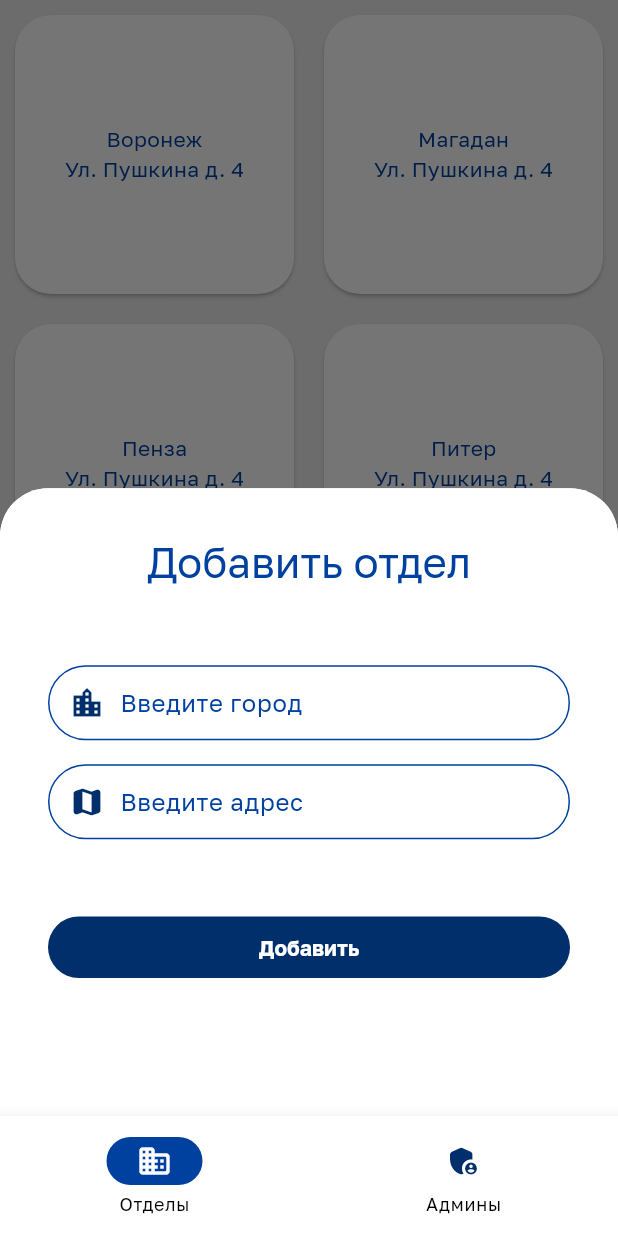
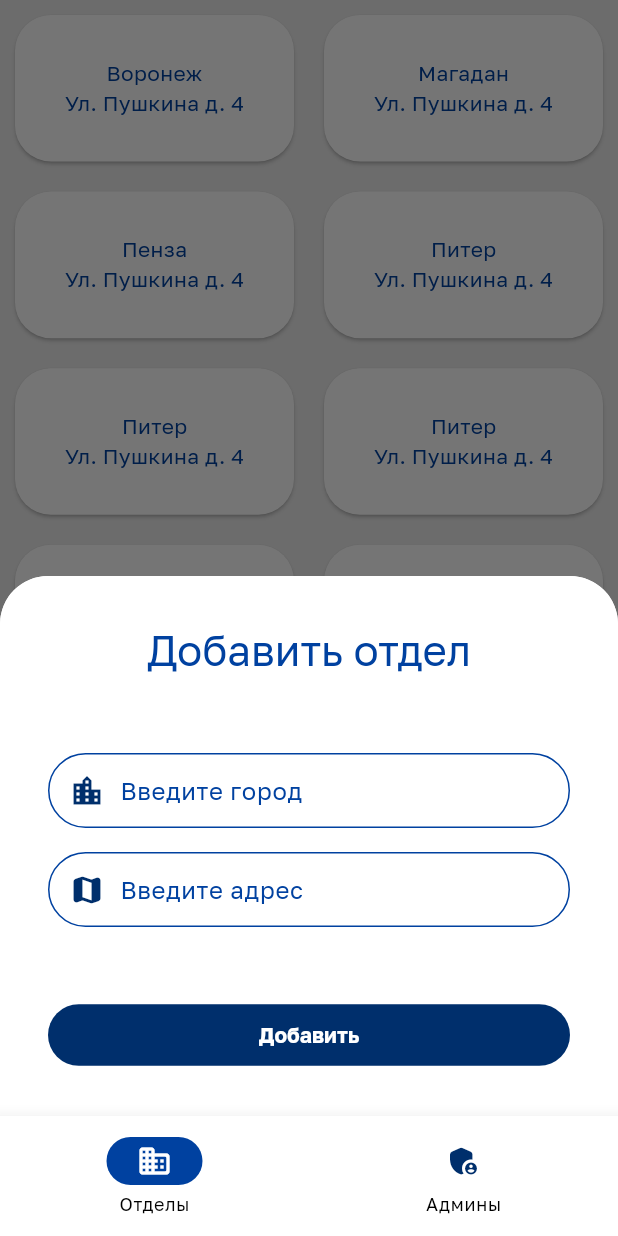
Before and after one commit to StasShevchenko/ParkingCalendar, a Flutter app: the OfficesListPage screen opened by its route, after a tap on the "add" icon, on a phone screen of 412 x 824 dp. Run offline on Flutter 3.47's test engine with Material 2 defaults, Android fonts, the phone set to English and light mode, and no system bars; our stand-ins replace flutter_svg, go_router, table_calendar.

Commit message:
Offices page was refactored

```diff
--- a/lib/data/models/admins.dart
+++ b/lib/data/models/admins.dart
@@ -7,30 +7,30 @@ class Admin {
 }
 
 List<Admin> admins = [
-  Admin("Юля", ofisi[0]),
-  Admin("Олег", ofisi[1]),
-  Admin("Катя", ofisi[2]),
-  Admin("Вика", ofisi[3]),
-  Admin("ДИМАНОИД", ofisi[4]),
-  Admin("Катя", ofisi[5]),
-  Admin("Дима", ofisi[6]),
-  Admin("Катя", ofisi[7]),
-  Admin("Дима", ofisi[8]),
-  Admin("Катя", ofisi[9]),
-  Admin("Дима", ofisi[10]),
-  Admin("Катя", ofisi[11]),
-  Admin("Дима", ofisi[12]),
-  Admin("Катя", ofisi[13]),
-  Admin("Дима", ofisi[14]),
-  Admin("Катя", ofisi[15]),
-  Admin("Дима", ofisi[16]),
-  Admin("Катя", ofisi[17]),
-  Admin("Дима", ofisi[18]),
-  Admin("Катя", ofisi[19]),
-  Admin("Дима", ofisi[20]),
-  Admin("Катя", ofisi[21]),
-  Admin("Иван", ofisi[22]),
-  Admin("Любит", ofisi[23]),
-  Admin("Говна", ofisi[24]),
-  Admin("ПёЁтер", ofisi[25]),
+  Admin("Юля", offices[0]),
+  Admin("Олег", offices[1]),
+  Admin("Катя", offices[2]),
+  Admin("Вика", offices[3]),
+  Admin("ДИМАНОИД", offices[4]),
+  Admin("Катя", offices[5]),
+  Admin("Дима", offices[6]),
+  Admin("Катя", offices[7]),
+  Admin("Дима", offices[8]),
+  Admin("Катя", offices[9]),
+  Admin("Дима", offices[10]),
+  Admin("Катя", offices[11]),
+  Admin("Дима", offices[12]),
+  Admin("Катя", offices[13]),
+  Admin("Дима", offices[14]),
+  Admin("Катя", offices[15]),
+  Admin("Дима", offices[16]),
+  Admin("Катя", offices[17]),
+  Admin("Дима", offices[18]),
+  Admin("Катя", offices[19]),
+  Admin("Дима", offices[20]),
+  Admin("Катя", offices[21]),
+  Admin("Иван", offices[22]),
+  Admin("Любит", offices[23]),
+  Admin("Говна", offices[24]),
+  Admin("ПёЁтер", offices[25]),
 ];
--- a/lib/data/models/offices.dart
+++ b/lib/data/models/offices.dart
@@ -1,10 +1,10 @@
 class Office {
-  final String? name, adress;
+  final String? name, address;
 
-  Office(this.name, this.adress);
+  Office(this.name, this.address);
 }
 
-List<Office> ofisi = [
+List<Office> offices = [
   Office("Воронеж", "Ул. Пушкина д. 4"),
   Office("Магадан", "Ул. Пушкина д. 4"),
   Office("Пенза", "Ул. Пушкина д. 4"),
--- a/lib/main.dart
+++ b/lib/main.dart
@@ -23,7 +23,7 @@ class MyApp extends StatelessWidget {
       debugShowCheckedModeBanner: false,
       title: 'Flutter Demo',
       theme: appTheme(),
-      routerConfig: goRouter(),
+      routerConfig: goRouter,
       builder: (context, child) {
         return MediaQuery(
           data: MediaQuery.of(context).copyWith(textScaleFactor: 1.0),
--- a/lib/presentation/navigation/router.dart
+++ b/lib/presentation/navigation/router.dart
@@ -12,7 +12,7 @@ import '../../assets/colors/app_colors.dart';
 
 final _rootNavigatorKey = GlobalKey<NavigatorState>();
 
-goRouter() =>
+final goRouter =
     GoRouter(
       initialLocation: AppRoutes.initial,
       navigatorKey: _rootNavigatorKey,
--- a/lib/presentation/pages/super_admin/admins_list_page.dart
+++ b/lib/presentation/pages/super_admin/admins_list_page.dart
@@ -1,14 +1,15 @@
 import 'package:flutter/material.dart';
 import 'package:parking_project/data/models/admins.dart';
 import 'package:parking_project/data/models/offices.dart';
-import 'package:parking_project/data/models/text_fields.dart';
+import 'package:parking_project/presentation/pages/super_admin/components/text_fields.dart';
+import 'package:parking_project/presentation/pages/super_admin/components/offices_alert_dialog.dart';
 import 'package:parking_project/presentation/pages/super_admin/components/office_card_component.dart';
-import 'package:parking_project/presentation/pages/super_admin/components/show_modal_alert.dart';
-import 'package:parking_project/presentation/pages/super_admin/components/show_modal_bottomsheet.dart';
 import 'package:parking_project/presentation/pages/super_admin/components/text_field_widget.dart';
+import 'package:parking_project/presentation/ui_kit/bottom_sheet/show_app_bottom_sheet.dart';
 import 'package:parking_project/presentation/ui_kit/responsive_widget.dart';
 
 import '../../../assets/colors/app_colors.dart';
+import 'components/bottom_sheet_content.dart';
 
 class AdminsListPage extends StatefulWidget {
   const AdminsListPage({super.key});
@@ -53,12 +54,24 @@ class _AdminsListPageState extends State<AdminsListPage> {
       floatingActionButton: FloatingActionButton(
         onPressed: () => {
           ResponsiveWidget.isSmallScreen(context)
-              ? displayBottomSheet(context, "Добавить админа", addAdmin, ofisi)
-              : displayDialog(context, "Добавить админа", addAdmin, ofisi)
+              ? showAppBottomSheet(
+                  context,
+                  BottomSheetContent(
+                      title: "Добавить админа",
+                      textFieldsData: adminFieldsData,
+                      offices: offices),
+                )
+              : showDialog(
+                  context: context,
+                  builder: (context) => OfficesAlertDialog(
+                        title: 'Добавить админа',
+                        textFieldsData: adminFieldsData,
+                        offices: offices,
+                      ))
         },
-        child: const Icon(Icons.add),
         shape: const RoundedRectangleBorder(
             borderRadius: BorderRadius.all(Radius.circular(32.0))),
+        child: const Icon(Icons.add),
       ),
     );
   }
@@ -84,9 +97,9 @@ class _GridItemWidget extends StatelessWidget {
                 (MediaQuery.of(context).size.height / aspectRatioSize),
           ),
           itemBuilder: (context, index) {
-            return OfficeCardComponent(
+            return OfficesGridItem(
               name: admins[index].name,
-              adress: admins[index].office.name,
+              address: admins[index].office.name,
             );
           }),
     );
--- /dev/null
+++ b/lib/presentation/pages/super_admin/components/bottom_sheet_content.dart
@@ -0,0 +1,86 @@
+import 'package:flutter/material.dart';
+import 'package:parking_project/data/models/offices.dart';
+import 'package:parking_project/presentation/pages/super_admin/components/text_fields.dart';
+import 'package:parking_project/presentation/pages/super_admin/components/text_field_widget.dart';
+
+class BottomSheetContent extends StatefulWidget {
+  final List<TextFieldsData> textFieldsData;
+  final List<Office>? offices;
+
+  final String title;
+
+  const BottomSheetContent({
+    super.key,
+    required this.title,
+    required this.textFieldsData,
+    this.offices,
+  });
+
+  @override
+  State<BottomSheetContent> createState() => _BottomSheetContentState();
+}
+
+class _BottomSheetContentState extends State<BottomSheetContent> {
+  Office? selectedItem;
+
+  @override
+  void initState() {
+    super.initState();
+    selectedItem = widget.offices?[0];
+  }
+
+  @override
+  Widget build(BuildContext context) {
+    return SingleChildScrollView(
+      child: Padding(
+        padding: const EdgeInsets.all(32.0),
+        child: Column(
+          crossAxisAlignment: CrossAxisAlignment.stretch,
+          children: [
+            Text(
+              widget.title,
+              style: Theme.of(context).textTheme.titleLarge,
+              textAlign: TextAlign.center,
+            ),
+            const SizedBox(
+              height: 50,
+            ),
+            Column(
+              children: widget.textFieldsData
+                  .map((data) => [
+                        TextFieldWidget(icon: data.icon, label: data.text),
+                        const SizedBox(
+                          height: 16,
+                        )
+                      ])
+                  .expand((element) => element)
+                  .toList(),
+            ),
+            if (widget.offices != null)
+              DropdownButton(
+                menuMaxHeight: 400,
+                items: widget.offices?.map((e) {
+                  return DropdownMenuItem(
+                    value: e,
+                    child: Text(
+                      e.name.toString(),
+                    ),
+                  );
+                }).toList(),
+                value: selectedItem,
+                onChanged: (Object? value) {
+                  setState(() {
+                    selectedItem = value as Office?;
+                  });
+                },
+              ),
+            const SizedBox(
+              height: 34,
+            ),
+            ElevatedButton(onPressed: () {}, child: const Text('Добавить')),
+          ],
+        ),
+      ),
+    );
+  }
+}
--- a/lib/presentation/pages/super_admin/components/create_bottom_widget.dart
+++ /dev/null
@@ -1,103 +0,0 @@
-import 'package:flutter/material.dart';
-import 'package:parking_project/data/models/offices.dart';
-import 'package:parking_project/data/models/text_fields.dart';
-import 'package:parking_project/presentation/pages/super_admin/components/text_field_widget.dart';
-
-class CreateBottomWidget extends StatefulWidget {
-  List<TextFieldsData> listAdd;
-  List<Office>? of;
-
-  final String nameOfBottom;
-  CreateBottomWidget(
-      {super.key, required this.nameOfBottom, required this.listAdd, this.of});
-
-  @override
-  State<CreateBottomWidget> createState() => _CreateBottomWidgetState();
-}
-
-class _CreateBottomWidgetState extends State<CreateBottomWidget> {
-  Office? selectedItem;
-  @override
-  void initState() {
-    super.initState();
-    selectedItem = widget.of?[0];
-  }
-
-  @override
-  Widget build(BuildContext context) {
-    return SingleChildScrollView(
-      child: Padding(
-        padding: const EdgeInsets.all(32.0),
-        child: Column(
-          crossAxisAlignment: CrossAxisAlignment.stretch,
-          children: [
-            Text(
-              widget.nameOfBottom,
-              style: Theme.of(context).textTheme.titleLarge,
-              textAlign: TextAlign.center,
-            ),
-            const SizedBox(
-              height: 50,
-            ),
-            _ListMapWidget(list: widget.listAdd),
-            widget.of == null
-                ? SizedBox()
-                : DropdownButton(
-                    menuMaxHeight: 400,
-                    items: widget.of?.map((e) {
-                      return DropdownMenuItem(
-                          value: e, child: Text(e.name.toString()));
-                    }).toList(),
-                    value: selectedItem,
-                    onChanged: (Object? value) {
-                      setState(() {
-                        selectedItem = value as Office?;
-                      });
-                    },
-                  ),
-            const SizedBox(
-              height: 34,
-            ),
-            ElevatedButton(onPressed: () {}, child: const Text('Добавить')),
-          ],
-        ),
-      ),
-    );
-  }
-}
-
-class _ListMapWidget extends StatelessWidget {
-  final List<TextFieldsData> list;
-  const _ListMapWidget({super.key, required this.list});
-
-  @override
-  Widget build(BuildContext context) {
-    return Container(
-      color: Colors.white,
-      width: double.infinity,
-      child: Column(
-        children: list.map((data) => _TextSizedWidget(data: data)).toList(),
-      ),
-    );
-  }
-}
-
-class _TextSizedWidget extends StatelessWidget {
-  final TextFieldsData data;
-  const _TextSizedWidget({super.key, required this.data});
-
-  @override
-  Widget build(BuildContext context) {
-    return Column(
-      children: [
-        TextFieldWidget(
-          icon: data.icon,
-          label: data.text,
-        ),
-        SizedBox(
-          height: 16,
-        ),
-      ],
-    );
-  }
-}
--- a/lib/presentation/pages/super_admin/components/office_card_component.dart
+++ b/lib/presentation/pages/super_admin/components/office_card_component.dart
@@ -2,28 +2,29 @@ import 'package:flutter/material.dart';
 
 import '../../../../assets/colors/app_colors.dart';
 
-class OfficeCardComponent extends StatefulWidget {
+class OfficesGridItem extends StatefulWidget {
   final String? name;
-  final String? adress;
-  const OfficeCardComponent({super.key, this.name, this.adress});
+  final String? address;
+  const OfficesGridItem({super.key, this.name, this.address});
 
   @override
-  State<OfficeCardComponent> createState() => OfficeCardComponentState();
+  State<OfficesGridItem> createState() => OfficesGridItemState();
 }
 
-class OfficeCardComponentState extends State<OfficeCardComponent> {
+class OfficesGridItemState extends State<OfficesGridItem> {
   @override
   Widget build(BuildContext context) {
     return Card(
       color: AppColors.primaryWhite,
-      margin: EdgeInsets.all(10),
+      surfaceTintColor: AppColors.primaryWhite,
+      margin: const EdgeInsets.all(10),
       clipBehavior: Clip.antiAlias,
       shape: RoundedRectangleBorder(borderRadius: BorderRadius.circular(24)),
       child: Column(
         mainAxisAlignment: MainAxisAlignment.center,
         children: [
           Text(widget.name.toString()),
-          Text(widget.adress.toString()),
+          Text(widget.address.toString()),
         ],
       ),
     );
--- a/lib/presentation/pages/super_admin/components/show_modal_bottomsheet.dart
+++ /dev/null
@@ -1,38 +0,0 @@
-import 'package:flutter/material.dart';
-import 'package:parking_project/data/models/offices.dart';
-import 'package:parking_project/data/models/text_fields.dart';
-import 'package:parking_project/presentation/pages/super_admin/components/create_bottom_widget.dart';
-
-import '../../../../assets/colors/app_colors.dart';
-Future displayBottomSheet(
-    BuildContext context, String nameOfBottom, List<TextFieldsData> list,
-    [List<Office>? of]) {
-  return showModalBottomSheet(
-      context: context,
-      backgroundColor: AppColors.primaryWhite,
-      shape: const RoundedRectangleBorder(
-          borderRadius: BorderRadius.vertical(top: Radius.circular(32))),
-      builder: (context) => Column(
-            children: [
-              Expanded(
-                flex: 3,
-                child: Container(
-                  height: double.maxFinite,
-                  width: double.maxFinite,
-                  decoration: const BoxDecoration(
-                    color: Colors.white,
-                    borderRadius: BorderRadius.only(
-                      topLeft: Radius.circular(32),
-                      topRight: Radius.circular(32),
-                    ),
-                  ),
-                  child: CreateBottomWidget(
-                    nameOfBottom: nameOfBottom,
-                    listAdd: list,
-                    of: of,
-                  ),
-                ),
-              )
-            ],
-          ));
-}
--- a/lib/presentation/pages/super_admin/components/text_field_widget.dart
+++ b/lib/presentation/pages/super_admin/components/text_field_widget.dart
@@ -15,7 +15,7 @@ class TextFieldWidget extends StatelessWidget {
       decoration: InputDecoration(
           prefixIconColor: AppColors.primaryBlue,
           prefixIcon: Padding(
-            padding: EdgeInsets.only(
+            padding: const EdgeInsets.only(
               left: 8.0,
             ),
             child: Icon(icon),
--- a/lib/data/models/text_fields.dart
+++ b/lib/presentation/pages/super_admin/components/text_fields.dart
@@ -7,16 +7,16 @@ class TextFieldsData {
   TextFieldsData(this.icon, this.text);
 }
 
-List<TextFieldsData> addOffice = [
+List<TextFieldsData> officeFieldsData = [
   TextFieldsData(Icons.location_city, "Введите город"),
   TextFieldsData(Icons.map_rounded, "Введите адрес"),
 ];
-List<TextFieldsData> addAdmin = [
+List<TextFieldsData> adminFieldsData = [
   TextFieldsData(Icons.mail, "Введите почту"),
   TextFieldsData(Icons.lock, "Введите пароль"),
   TextFieldsData(Icons.people, "Введите имя"),
 ];
-List<TextFieldsData> addEmpl = [
+List<TextFieldsData> employeeFieldsData = [
   TextFieldsData(Icons.mail, "Введите почту"),
   TextFieldsData(Icons.lock, "Введите пароль"),
   TextFieldsData(Icons.people, "Введите имя"),
--- a/lib/presentation/pages/super_admin/offices_list_page.dart
+++ b/lib/presentation/pages/super_admin/offices_list_page.dart
@@ -1,11 +1,12 @@
 import 'package:flutter/material.dart';
-import 'package:flutter_svg/svg.dart';
 import 'package:parking_project/data/models/offices.dart';
-import 'package:parking_project/data/models/text_fields.dart';
+import 'package:parking_project/presentation/pages/super_admin/components/text_fields.dart';
+import 'package:parking_project/presentation/pages/super_admin/components/bottom_sheet_content.dart';
+import 'package:parking_project/presentation/pages/super_admin/components/offices_alert_dialog.dart';
 import 'package:parking_project/presentation/pages/super_admin/components/office_card_component.dart';
-import 'package:parking_project/presentation/pages/super_admin/components/show_modal_alert.dart';
-import 'package:parking_project/presentation/pages/super_admin/components/show_modal_bottomsheet.dart';
+import 'package:parking_project/presentation/ui_kit/bottom_sheet/show_app_bottom_sheet.dart';
 import 'package:parking_project/presentation/ui_kit/responsive_widget.dart';
+import 'package:parking_project/utils/device_info.dart';
 
 import '../../../assets/colors/app_colors.dart';
 
@@ -19,69 +20,64 @@ class OfficesListPage extends StatefulWidget {
 class _OfficesListPageState extends State<OfficesListPage> {
   @override
   Widget build(BuildContext context) {
+    final columnCount = switch (DeviceScreen.get(context)) {
+      FormFactorType.Mobile => 2,
+      FormFactorType.Tablet => 4,
+      FormFactorType.Desktop => 6
+    };
+
+    final gridChildAspectRatio = switch (DeviceScreen.get(context)) {
+      FormFactorType.Mobile => 1.75,
+      FormFactorType.Tablet => 1.0,
+      FormFactorType.Desktop => 1.0
+    };
+
     return Scaffold(
       backgroundColor: AppColors.background,
       body: Center(
-          child: Container(
-              width: double.infinity,
-              height: double.infinity,
-              child: Column(children: [
-                Expanded(
-                  child: ResponsiveWidget.isLargeScreen(
-                          context) //проверка для адаптивности
-                      ? const _GridItemWidget(
-                          cAC: 6,
-                          aspectRatioSize: 0.5,
-                        )
-                      : ResponsiveWidget.isMediumScreen(context)
-                          ? const _GridItemWidget(
-                              cAC: 4,
-                              aspectRatioSize: 1,
-                            )
-                          : const _GridItemWidget(
-                              cAC: 2,
-                              aspectRatioSize: 2,
-                            ),
-                ),
-              ]))),
+        child: Column(
+          children: [
+            Expanded(
+              child: GridView.builder(
+                itemCount: offices.length,
+                gridDelegate: SliverGridDelegateWithFixedCrossAxisCount(
+                    crossAxisCount: columnCount,
+                    childAspectRatio: gridChildAspectRatio),
+                itemBuilder: (context, index) {
+                  return OfficesGridItem(
+                    name: offices[index].name,
+                    address: offices[index].address,
+                  );
+                },
+              ),
+            ),
+          ],
+        ),
+      ),
       floatingActionButton: FloatingActionButton(
+        backgroundColor: AppColors.primaryBlue,
         onPressed: () => {
           ResponsiveWidget.isSmallScreen(context)
-              ? displayBottomSheet(context, "Добавить отдел", addOffice)
-              : displayDialog(context, "Добавить отдел", addOffice)
+              ? showAppBottomSheet(
+                  context,
+                  BottomSheetContent(
+                      title: "Добавить отдел",
+                      textFieldsData: officeFieldsData),
+                )
+              : showDialog(
+                  context: context,
+                  builder: (context) => OfficesAlertDialog(
+                      title: 'Добавить отдел',
+                      textFieldsData: officeFieldsData),
+                )
         },
+        shape: const RoundedRectangleBorder(
+          borderRadius: BorderRadius.all(
+            Radius.circular(32.0),
+          ),
+        ),
         child: const Icon(Icons.add),
-        shape: const RoundedRectangleBorder(
-            borderRadius: BorderRadius.all(Radius.circular(32.0))),
       ),
     );
   }
 }
-
-//РЕФАКТОР
-class _GridItemWidget extends StatelessWidget {
-  final int cAC; //сколько будет колонок
-  final double aspectRatioSize;
-  const _GridItemWidget(
-      {super.key, required this.cAC, required this.aspectRatioSize});
-
-  @override
-  Widget build(BuildContext context) {
-    return SizedBox(
-      height: 100,
-      child: GridView.builder(
-          itemCount: ofisi.length,
-          gridDelegate: SliverGridDelegateWithFixedCrossAxisCount(
-            crossAxisCount: cAC,
-            childAspectRatio: MediaQuery.of(context).size.width /
-                (MediaQuery.of(context).size.height / aspectRatioSize),
-          ),
-          itemBuilder: (context, index) {
-            return OfficeCardComponent(
-              name: ofisi[index].name,
-              adress: ofisi[index].adress,
-            );
-          }),
-    );
-  }
-}
--- /dev/null
+++ b/lib/presentation/ui_kit/bottom_sheet/show_app_bottom_sheet.dart
@@ -0,0 +1,26 @@
+import 'package:flutter/material.dart';
+
+import '../../../assets/colors/app_colors.dart';
+
+Future showAppBottomSheet(BuildContext context, Widget child) {
+  return showModalBottomSheet(
+    context: context,
+    isScrollControlled: true,
+    backgroundColor: AppColors.primaryWhite,
+    shape: const RoundedRectangleBorder(
+      borderRadius: BorderRadius.vertical(
+        top: Radius.circular(32),
+      ),
+    ),
+    builder: (context) => Container(
+      decoration: const BoxDecoration(
+        color: Colors.white,
+        borderRadius: BorderRadius.only(
+          topLeft: Radius.circular(32),
+          topRight: Radius.circular(32),
+        ),
+      ),
+      child: child,
+    ),
+  );
+}
```
Also changed, not shown: lib/presentation/pages/super_admin/components/create_alert_widget.dart (deleted, +0 -100 lines), lib/presentation/pages/super_admin/components/offices_alert_dialog.dart (added, +72 -0 lines), lib/presentation/pages/super_admin/components/show_modal_alert.dart (deleted, +0 -16 lines).
